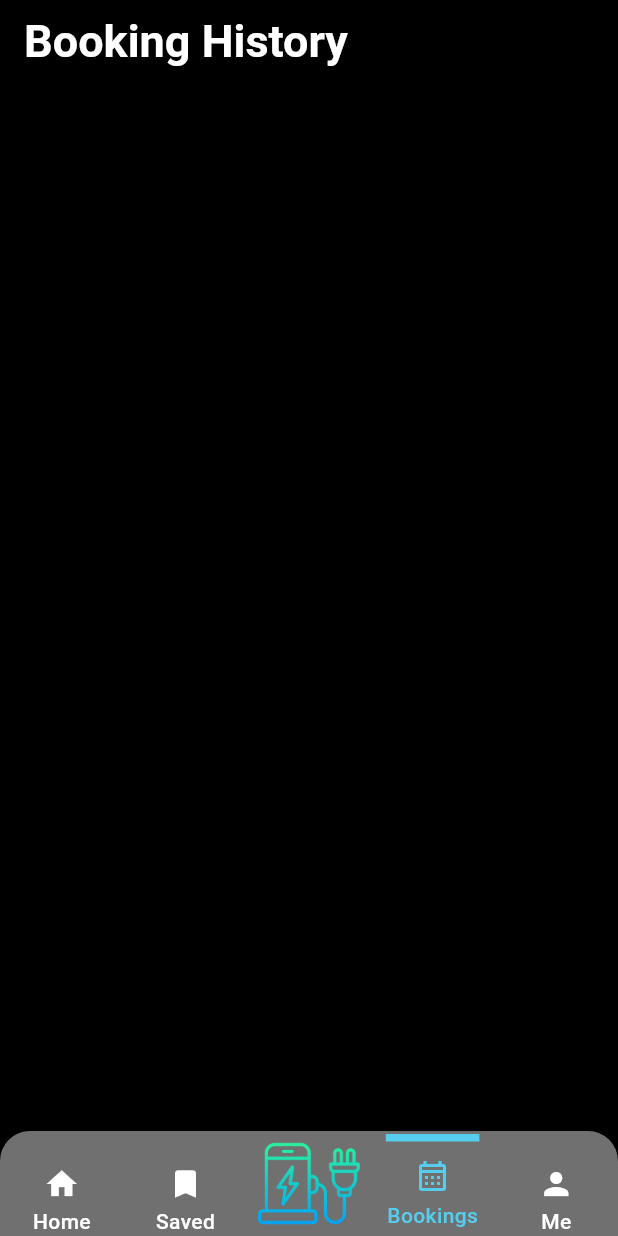
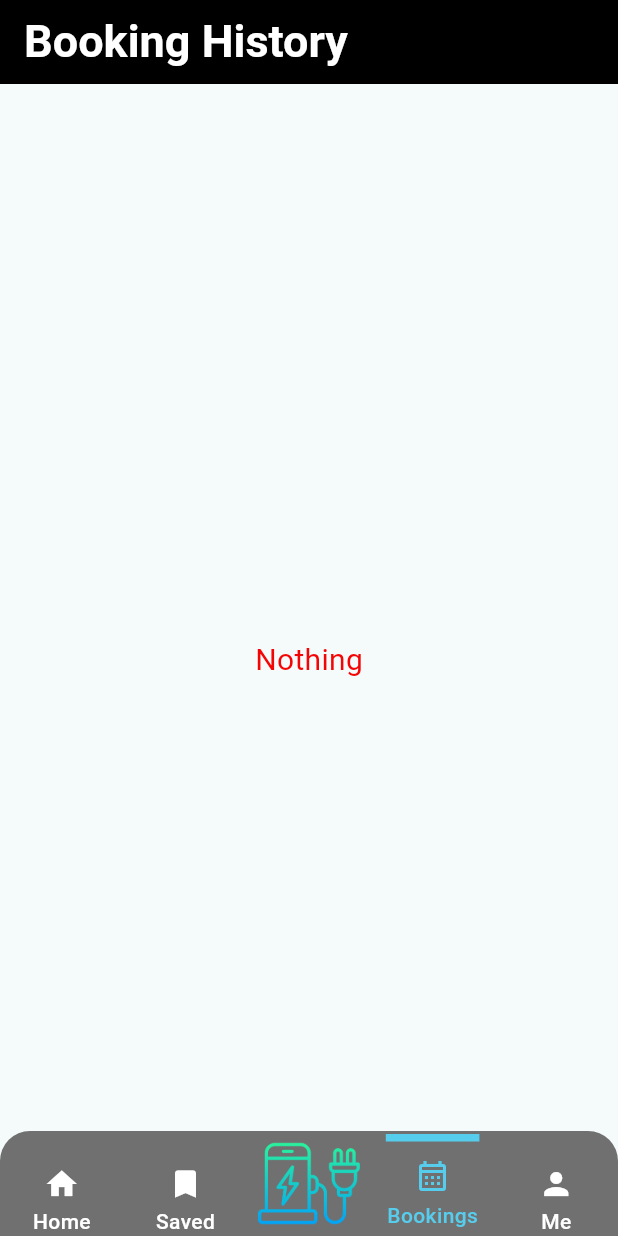
Before and after one commit to usrzain/Final-App, a Flutter app: the HomePage screen opened directly, after a tap on "Saved", after a tap on "Bookings", on a phone screen of 412 x 824 dp. Run offline on Flutter 3.47's test engine with Material 3 defaults, Android fonts, the phone set to English and light mode, and no system bars; our stand-ins replace auto_size_text, cloud_firestore, curved_labeled_navigation_bar, firebase_auth, firebase_core, firebase_database and 5 more; missing offline and left inert: dart:html, dart:js, favorite_button, flutter_polyline_points, maps_launcher, random_uuid_string; accounts and stored records are empty.

Commit message:
Fetching user during Login instead of Profile
Added text if nothing is present in favorites or Bookings

```diff
--- a/lib/Auth/HomePage.dart
+++ b/lib/Auth/HomePage.dart
@@ -1,3 +1,4 @@
+import 'package:effecient/Providers/chData.dart';
 import 'package:effecient/Screens/profile.dart';
 import 'package:flutter/material.dart';
 import 'package:effecient/navBar/colors/colors.dart';
@@ -11,6 +12,7 @@ import 'package:effecient/Auth/SignupPage.dart';
 
 //import 'package:effecient/Auth/loginPage.dart';
 import 'package:firebase_auth/firebase_auth.dart';
+import 'package:provider/provider.dart';
 //import 'package:flutter/material.dart';
 //import 'tab_contents.dart';
 //import 'package:flutter/material.dart';
@@ -31,6 +33,7 @@ class _HomePageState extends State<HomePage>
 
   @override
   void initState() {
+    print(Provider.of<chDataProvider>(context, listen: false).userName);
     super.initState();
     _tabController = TabController(length: navBtn.length, vsync: this);
     _tabController.addListener(() {
--- a/lib/Auth/loginPage.dart
+++ b/lib/Auth/loginPage.dart
@@ -43,6 +43,9 @@ class _LoginPageState extends State<LoginPage> {
         Provider.of<chDataProvider>(context, listen: false)
             .profileFetchingDone = true;
         print('$name');
+        print('Profile Fetching is Done');
+        print(Provider.of<chDataProvider>(context, listen: false)
+            .profileFetchingDone);
         Navigator.pushReplacement(
           context,
           MaterialPageRoute(
--- a/lib/Providers/chData.dart
+++ b/lib/Providers/chData.dart
@@ -113,6 +113,7 @@ class chDataProvider extends ChangeNotifier {
   String _selectedStation = '';
   String _selectedKey = '';
   Map<String, dynamic> _bookings = {};
+  bool _allowToBook = false;
 
   // Getter to access the data
   bool get loading => _loading;
@@ -150,6 +151,7 @@ class chDataProvider extends ChangeNotifier {
   String get selectedStation => _selectedStation;
   String get selectedKey => _selectedKey;
   Map<String, dynamic> get bookings => _bookings;
+  bool get allowToBook => _allowToBook;
 
   int value = 1; // Initial value
 
@@ -313,6 +315,11 @@ class chDataProvider extends ChangeNotifier {
     notifyListeners();
   }
 
+  set allowToBook(bool value) {
+    _allowToBook = value;
+    notifyListeners();
+  }
+
   double getKwhForOnePercent() {
     switch (vehBrand) {
       case 'Tesla':
--- a/lib/Screens/CS_info_Screen/mapScreen.dart
+++ b/lib/Screens/CS_info_Screen/mapScreen.dart
@@ -6,11 +6,13 @@ import 'dart:convert';
 import 'dart:typed_data';
 import 'dart:ui' as ui;
 
+import 'package:effecient/Auth/loginPage.dart';
 import 'package:effecient/Providers/favStation.dart';
 import 'package:effecient/Screens/CS_info_Screen/extraFun.dart';
 import 'package:effecient/Screens/CS_info_Screen/mapFunctions.dart';
 import 'package:effecient/Screens/CS_info_Screen/polyLine_Response.dart';
 import 'package:effecient/Screens/Extra_Screens/booking.dart';
+import 'package:firebase_auth/firebase_auth.dart';
 
 import 'package:flutter/services.dart';
 import 'package:geolocator/geolocator.dart';
--- a/lib/Screens/Extra_Screens/bookHistory.dart
+++ b/lib/Screens/Extra_Screens/bookHistory.dart
@@ -28,13 +28,25 @@ class _BookHistoryState extends State<BookHistory> {
         body: Stack(
           children: [
             Consumer<chDataProvider>(builder: (context, dataProvider, child) {
+              if (dataProvider.favStations.entries.isEmpty) {
+                return Center(
+                  child: Text(
+                    'Nothing',
+                    style: TextStyle(
+                        color: Color.fromARGB(255, 245, 4, 4), fontSize: 20),
+                  ),
+                );
+              } else {
                 return Container(
                   color: Colors.black, // Black background for the body
                   child: ListView.builder(
                     itemCount: dataProvider.bookings.entries.length,
                     itemBuilder: (context, index) {
                       if (dataProvider.bookings.entries.isEmpty) {
-                      return const Text('No Booking yet');
+                        return const Text(
+                          'No Booking yet',
+                          style: TextStyle(color: Colors.white, fontSize: 20),
+                        );
                       } else {
                         // print(dataProvider.favStations.entries);
                         return Container(
@@ -48,7 +60,8 @@ class _BookHistoryState extends State<BookHistory> {
                                 BorderRadius.circular(8), // Rounded corners
                           ),
                           child: Card(
-                          elevation: 0, // No elevation to avoid shadow overlap
+                            elevation:
+                                0, // No elevation to avoid shadow overlap
                             color: Colors
                                 .transparent, // Transparent color for the card
                             child: ListTile(
@@ -159,6 +172,7 @@ class _BookHistoryState extends State<BookHistory> {
                     },
                   ),
                 );
+              }
             })
           ],
         ));
--- a/lib/Screens/Extra_Screens/favourites.dart
+++ b/lib/Screens/Extra_Screens/favourites.dart
@@ -26,14 +26,25 @@ class _FavouritesState extends State<Favourites> {
         body: Stack(
           children: [
             Consumer<chDataProvider>(builder: (context, dataProvider, child) {
+              if (dataProvider.favStations.entries.isEmpty) {
+                return Center(
+                  child: Text(
+                    'Nothing',
+                    style: TextStyle(
+                        color: Color.fromARGB(255, 245, 4, 4), fontSize: 20),
+                  ),
+                );
+              } else {
                 return Container(
-                color: Colors.black, // Black background for the body
+                  // color: Colors.black, // Black background for the body
                   child: ListView.builder(
                     itemCount: dataProvider.favStations.entries.length,
                     itemBuilder: (context, index) {
                       // print(dataProvider.favStations.entries);
+
                       return Container(
-                      margin: EdgeInsets.symmetric(vertical: 8, horizontal: 16),
+                        margin:
+                            EdgeInsets.symmetric(vertical: 8, horizontal: 16),
                         decoration: BoxDecoration(
                           color: Colors.black, // Grey color for the card
                           border: Border.all(
@@ -104,6 +115,7 @@ class _FavouritesState extends State<Favourites> {
                     },
                   ),
                 );
+              }
             })
           ],
         ));
```
Also changed, not shown: lib/Screens/Extra_Screens/final.dart (+40 -17 lines), lib/Screens/Extra_Screens/profile.dart (+76 -20 lines). Lines whose indentation alone changed are shown as unchanged.
